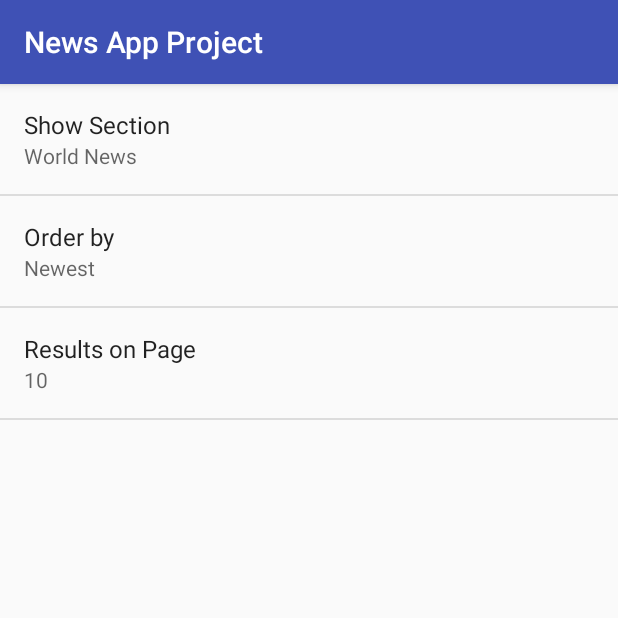
After one commit to SasTomasz/NewsAppProject, an Android app: the SettingsActivity screen opened directly, with no data from a screen before it, on a phone screen of 412 x 824 dp, the top half of it. The commit adds this screen. Run offline under Robolectric (Android 15) with nearby library versions, the phone set to English and light mode, and no system bars.

Commit message:
News app stage 2; version with settings; before change with Loader

```diff
--- a/app/build.gradle
+++ b/app/build.gradle
@@ -16,6 +16,9 @@ android {
             proguardFiles getDefaultProguardFile('proguard-android.txt'), 'proguard-rules.pro'
         }
     }
+    buildTypes.each {
+        it.buildConfigField('String', 'THE_GUARDIAN_API_KEY', myApiTheGuardian)
+    }
 }
 
 dependencies {
@@ -24,6 +27,7 @@ dependencies {
     implementation 'com.android.support:cardview-v7:27.1.1'
     implementation 'com.android.support:recyclerview-v7:27.1.1'
     implementation 'com.android.support.constraint:constraint-layout:1.1.2'
+    implementation 'com.android.support:support-fragment:27.1.1'
     testImplementation 'junit:junit:4.12'
     androidTestImplementation 'com.android.support.test:runner:1.0.2'
     androidTestImplementation 'com.android.support.test.espresso:espresso-core:3.0.2'
--- a/app/src/main/AndroidManifest.xml
+++ b/app/src/main/AndroidManifest.xml
@@ -19,6 +19,7 @@
                 <category android:name="android.intent.category.LAUNCHER" />
             </intent-filter>
         </activity>
+        <activity android:name=".SettingsActivity"></activity>
     </application>
 
 </manifest>
--- a/app/src/main/java/com/example/android/newsappproject/MainActivity.java
+++ b/app/src/main/java/com/example/android/newsappproject/MainActivity.java
@@ -2,6 +2,7 @@ package com.example.android.newsappproject;
 
 import android.app.LoaderManager;
 import android.content.Context;
+import android.content.Intent;
 import android.content.Loader;
 import android.net.ConnectivityManager;
 import android.net.NetworkInfo;
@@ -9,6 +10,8 @@ import android.support.v7.app.AppCompatActivity;
 import android.os.Bundle;
 import android.support.v7.widget.LinearLayoutManager;
 import android.support.v7.widget.RecyclerView;
+import android.view.Menu;
+import android.view.MenuItem;
 import android.view.View;
 import android.widget.TextView;
 
@@ -22,7 +25,8 @@ import java.util.List;
 public class MainActivity extends AppCompatActivity implements LoaderManager.LoaderCallbacks<List<Item>> {
     private RecyclerView recyclerView;
     private RecyclerAdapter adapter;
-    private static final String THE_GUARDIAN_DATA = "https://content.guardianapis.com/search?show-fields=byline%2CbodyText&api-key=e3af7556-fb9b-4676-b253-3798bfc2a8b7";
+    private String apiKey = BuildConfig.THE_GUARDIAN_API_KEY;
+    private String THE_GUARDIAN_DATA = "https://content.guardianapis.com/search?show-fields=byline%2CbodyText&api-key=" + apiKey;
     private static final int LOADER_ID = 0;
     private TextView emptyStateView;
     private View loadingIndicator;
@@ -109,5 +113,26 @@ public class MainActivity extends AppCompatActivity implements LoaderManager.Loa
 
     }
 
+    @Override
+    // This method initialize the contents of the Activity's options menu.
+    public boolean onCreateOptionsMenu(Menu menu) {
+        // Inflate the Options Menu we specified in XML
+        getMenuInflater().inflate(R.menu.main, menu);
+        return true;
+    }
+
+    @Override
+    public boolean onOptionsItemSelected(MenuItem item) {
+        int id = item.getItemId();
+        if (id == R.id.action_settings) {
+            Intent settingsIntent = new Intent(this, SettingsActivity.class);
+            startActivity(settingsIntent);
+            return true;
+        }
+        return super.onOptionsItemSelected(item);
+    }
+
+
+
 
 }
--- /dev/null
+++ b/app/src/main/java/com/example/android/newsappproject/SettingsActivity.java
@@ -0,0 +1,62 @@
+package com.example.android.newsappproject;
+
+import android.content.SharedPreferences;
+import android.preference.ListPreference;
+import android.preference.Preference;
+import android.preference.PreferenceFragment;
+import android.preference.PreferenceManager;
+import android.support.annotation.Nullable;
+import android.support.v7.app.AppCompatActivity;
+import android.os.Bundle;
+
+public class SettingsActivity extends AppCompatActivity {
+
+    @Override
+    protected void onCreate(Bundle savedInstanceState) {
+        super.onCreate(savedInstanceState);
+        setContentView(R.layout.activity_settings);
+    }
+
+    public static class ArticlePreferenceFragent extends PreferenceFragment implements Preference.OnPreferenceChangeListener {
+
+        @Override
+        public void onCreate(@Nullable Bundle savedInstanceState) {
+            super.onCreate(savedInstanceState);
+            addPreferencesFromResource(R.xml.settings_main);
+
+            Preference showSection = findPreference(getString(R.string.settings_show_section_key));
+            bindPreferenceSummaryToValue(showSection);
+
+            Preference orderBy = findPreference(getString(R.string.settings_order_by_key));
+            bindPreferenceSummaryToValue(orderBy);
+
+            Preference numberOfResults = findPreference(getString(R.string.settings_results_on_page_key));
+            bindPreferenceSummaryToValue(numberOfResults);
+        }
+
+        @Override
+        public boolean onPreferenceChange(Preference preference, Object newValue) {
+            String stringValue = newValue.toString();
+            if (preference instanceof ListPreference) {
+                ListPreference listPreference = (ListPreference) preference;
+                int prefIndex = listPreference.findIndexOfValue(stringValue);
+                if (prefIndex >= 0) {
+                    CharSequence[] labels = listPreference.getEntries();
+                    preference.setSummary(labels[prefIndex]);
+                }
+            } else {
+                preference.setSummary(stringValue);
+            }
+
+            return true;
+        }
+
+        private void bindPreferenceSummaryToValue(Preference preference) {
+            preference.setOnPreferenceChangeListener(this);
+            SharedPreferences preferences = PreferenceManager.getDefaultSharedPreferences(preference.getContext());
+            String preferenceString = preferences.getString(preference.getKey(), "");
+            onPreferenceChange(preference, preferenceString);
+        }
+
+    }
+}
--- /dev/null
+++ b/app/src/main/res/layout/activity_settings.xml
@@ -0,0 +1,11 @@
+<?xml version="1.0" encoding="utf-8"?>
+<fragment xmlns:android="http://schemas.android.com/apk/res/android"
+    android:id="@+id/settings"
+    xmlns:tools="http://schemas.android.com/tools"
+    android:layout_width="match_parent"
+    android:layout_height="match_parent"
+    tools:context="com.example.android.newsappproject.SettingsActivity"
+    android:name="com.example.android.newsappproject.SettingsActivity$ArticlePreferenceFragent">
+
+
+</fragment>
--- /dev/null
+++ b/app/src/main/res/menu/main.xml
@@ -0,0 +1,9 @@
+<?xml version="1.0" encoding="utf-8"?>
+<menu xmlns:android="http://schemas.android.com/apk/res/android"
+    xmlns:tools="http://schemas.android.com/tools"
+    tools:context="com.example.android.newsappproject.MainActivity">
+    <item
+        android:id="@+id/action_settings"
+        android:title="@string/settings_menu_item"/>
+
+</menu>
--- /dev/null
+++ b/app/src/main/res/values/arrays.xml
@@ -0,0 +1,27 @@
+<?xml version="1.0" encoding="utf-8"?>
+<resources>
+    <string-array name="settings_show_section_label">
+        <item>@string/settings_show_sport_section_label</item>
+        <item>@string/settings_show_world_news_section_label</item>
+        <item>@string/settings_show_fashion_section_label</item>
+        <item>@string/settings_show_recipes_section_label</item>
+    </string-array>
+
+    <string-array name="settings_show_section_value">
+        <item>@string/settings_show_sport_section_value</item>
+        <item>@string/settings_show_world_news_section_value</item>
+        <item>@string/settings_show_fashion_section_value</item>
+        <item>@string/settings_show_recipes_section_value</item>
+    </string-array>
+
+    <string-array name="settings_order_by_label">
+        <item>@string/settings_order_by_oldest_label</item>
+        <item>@string/settings_order_by_newest_label</item>
+    </string-array>
+
+    <string-array name="settings_order_by_value">
+        <item>@string/settings_order_by_oldest_value</item>
+        <item>@string/settings_order_by_newest_value</item>
+    </string-array>
+
+</resources>
--- a/app/src/main/res/values/strings.xml
+++ b/app/src/main/res/values/strings.xml
@@ -2,4 +2,46 @@
     <string name="app_name">News App Project</string>
     <string name="no_data">There is no data</string>
     <string name="no_internet">There is no internet connection</string>
+
+    <string name="settings_menu_item">Settings</string>
+    <string name="settings_title">Article Settings</string>
+
+    <!-- Strings for Results on Page Preference -->
+    <string name="settings_results_on_page_label">Results on Page</string>
+    <string name="settings_results_on_page_key" translatable="false">page_results</string>
+    <string name="settings_results_on_page_default" translatable="false">10</string>
+
+    <!-- Strings for Show Section Preference -->
+    <string name="settings_show_section_label">Show Section</string>
+    <string name="settings_show_section_key" translatable="false">show_section</string>
+    <string name="settings_show_section_default" translatable="false">@string/settings_show_world_news_section_value</string>
+
+    <!-- Strings for Order by Preference -->
+    <string name="settings_order_by_label">Order by</string>
+    <string name="settings_order_by_key" translatable="false">order_by</string>
+    <string name="settings_order_by_default" translatable="false">@string/settings_order_by_newest_value</string>
+
+    <!-- Label for show sport section -->
+    <string name="settings_show_sport_section_label">Sport</string>
+    <string name="settings_show_sport_section_value" translatable="false">sport</string>
+
+    <!-- Label for show world news section -->
+    <string name="settings_show_world_news_section_label">World News</string>
+    <string name="settings_show_world_news_section_value" translatable="false">world news</string>
+
+    <!-- Label for show fashion section -->
+    <string name="settings_show_fashion_section_label">Fashion</string>
+    <string name="settings_show_fashion_section_value" translatable="false">fashion</string>
+
+    <!-- Label for show recipes section -->
+    <string name="settings_show_recipes_section_label">Recipes</string>
+    <string name="settings_show_recipes_section_value" translatable="false">recipes</string>
+
+    <!-- Label for order by oldest -->
+    <string name="settings_order_by_oldest_label">Oldest</string>
+    <string name="settings_order_by_oldest_value" translatable="false">oldest</string>
+
+    <!-- Label for order by newest -->
+    <string name="settings_order_by_newest_label">Newest</string>
+    <string name="settings_order_by_newest_value" translatable="false">newest</string>
 </resources>
--- /dev/null
+++ b/app/src/main/res/xml/settings_main.xml
@@ -0,0 +1,27 @@
+<?xml version="1.0" encoding="utf-8"?>
+<PreferenceScreen xmlns:android="http://schemas.android.com/apk/res/android"
+    android:title="@string/settings_title">
+
+    <ListPreference
+        android:defaultValue="@string/settings_show_section_default"
+        android:entryValues="@array/settings_show_section_value"
+        android:title="@string/settings_show_section_label"
+        android:entries="@array/settings_show_section_label"
+        android:key="@string/settings_show_section_key"/>
+
+    <ListPreference
+        android:defaultValue="@string/settings_order_by_default"
+        android:entryValues="@array/settings_order_by_value"
+        android:title="@string/settings_order_by_label"
+        android:entries="@array/settings_order_by_label"
+        android:key="@string/settings_order_by_key"/>
+
+    <EditTextPreference
+        android:defaultValue="@string/settings_results_on_page_default"
+        android:inputType="numberDecimal"
+        android:key="@string/settings_results_on_page_key"
+        android:title="@string/settings_results_on_page_label"/>
+
+
+
+</PreferenceScreen>
--- a/gradle.properties
+++ b/gradle.properties
@@ -11,3 +11,5 @@ org.gradle.jvmargs=-Xmx1536m
 # This option should only be used with decoupled projects. More details, visit
 # http://www.gradle.org/docs/current/userguide/multi_project_builds.html#sec:decoupled_projects
 # org.gradle.parallel=true
+
+myApiTheGuardian = "e3af7556-fb9b-4676-b253-3798bfc2a8b7"
```
